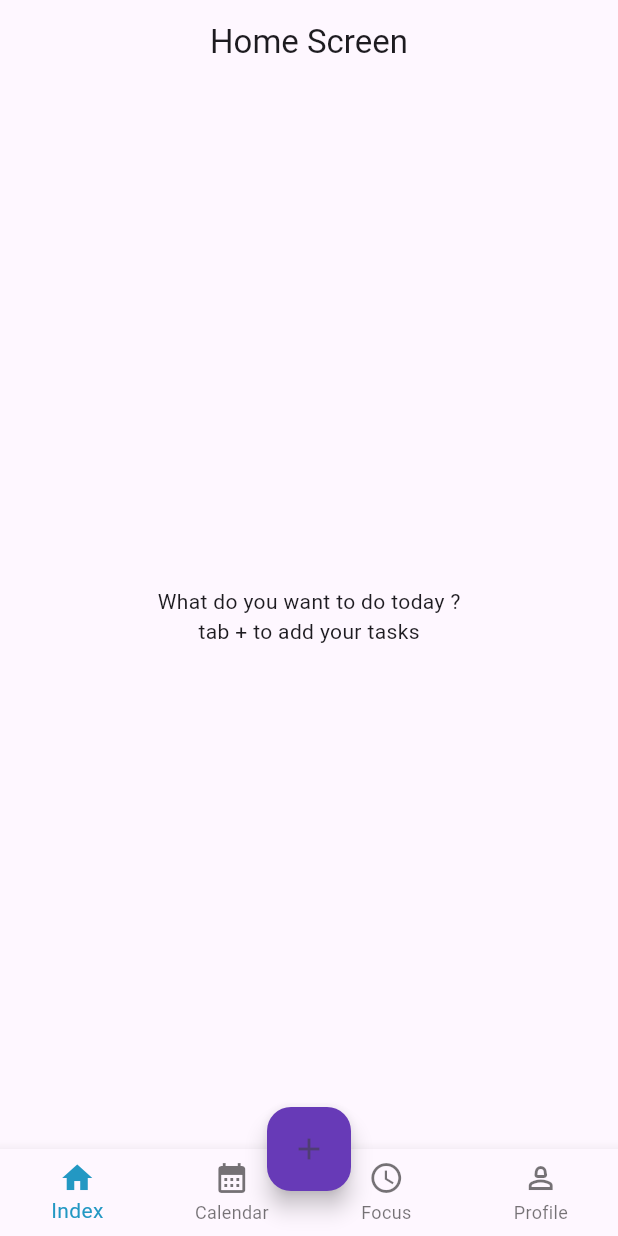
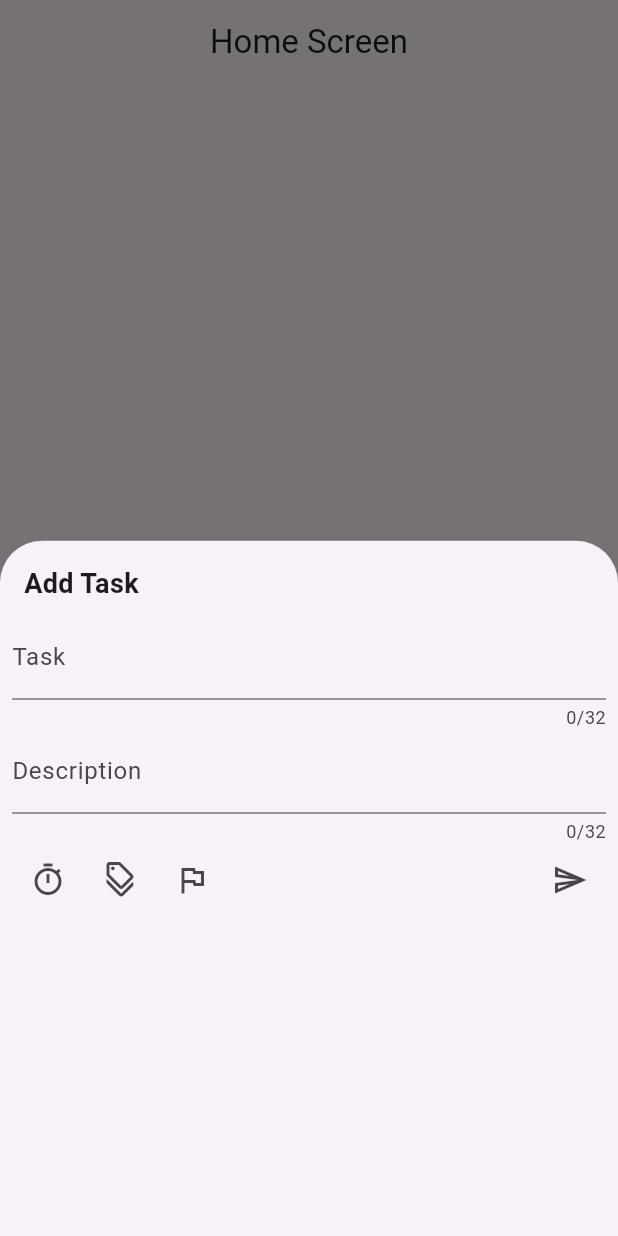
Before and after one commit to Covariancee/todo, a Flutter app: the HomeScreen screen opened directly, after a tap on the "add" icon, on a phone screen of 412 x 824 dp. Run offline on Flutter 3.47's test engine with Material 2 defaults, Android fonts, the phone set to English and light mode, and no system bars; our stand-ins replace cloud_firestore, connectivity_plus, firebase_auth, firebase_core; accounts and stored records are empty; statements that could not run were skipped.

Commit message:
2 commit

```diff
--- /dev/null
+++ b/lib/models/category.dart
@@ -0,0 +1,34 @@
+import 'dart:convert';
+
+class Category {
+  final int id;
+  final String title;
+  final String color;
+  final String icon;
+
+  Category({
+    required this.id,
+    required this.title,
+    required this.color,
+    required this.icon,
+  });
+
+  factory Category.fromRawJson(String str) =>
+      Category.fromJson(json.decode(str));
+
+  String toRawJson() => json.encode(toJson());
+
+  factory Category.fromJson(Map<String, dynamic> json) => Category(
+        id: json["id"],
+        title: json["title"],
+        color: json["color"],
+        icon: json["icon"],
+      );
+
+  Map<String, dynamic> toJson() => {
+        "id": id,
+        "title": title,
+        "color": color,
+        "icon": icon,
+      };
+}
--- /dev/null
+++ b/lib/provider/add_task_controller.dart
@@ -0,0 +1,67 @@
+import 'dart:convert';
+
+import 'package:flutter/material.dart';
+import 'package:flutter/services.dart';
+
+import '../models/category.dart';
+
+class AddTaskProvider extends ChangeNotifier {
+  AddTaskProvider() {
+    init();
+  }
+
+  TextEditingController taskController = TextEditingController();
+  TextEditingController descriptionController = TextEditingController();
+  GlobalKey<FormState> formKeyTask = GlobalKey<FormState>();
+  GlobalKey<FormState> formKeyTime = GlobalKey<FormState>();
+  List<Category> category = [];
+
+  Future<void> init() async {
+    String file = await rootBundle.loadString('assets/json/category.json');
+    List<dynamic> jsonData = jsonDecode(file);
+    category = jsonData
+        .map((e) => Category.fromJson(e as Map<String, dynamic>))
+        .toList();
+    print(category);
+  }
+}
+
+dynamic taskValidator = (value) {
+  if (value == null || value.isEmpty) {
+    return 'cannot be empty';
+  }
+  if (value.length <= 1) {
+    return 'must be longer than 2';
+  }
+  if (value.length >= 17) {
+    return 'too long';
+  }
+  {
+    return null;
+  }
+};
+Future<void> selectDateTime(BuildContext context) async {
+  var selectedDate = await showDatePicker(
+    context: context,
+    initialDate: DateTime.now(),
+    firstDate: DateTime.now(),
+    lastDate: DateTime(DateTime.now().year + 1),
+  );
+
+  if (selectedDate != null) {
+    var selectedTime = await showTimePicker(
+      context: context,
+      initialTime: TimeOfDay.now(),
+    );
+    if (selectedTime != null) {
+      selectedDate = DateTime(
+        selectedDate.year,
+        selectedDate.month,
+        selectedDate.day,
+        selectedTime.hour,
+        selectedTime.minute,
+      );
+      print("Seçilen Tarih ve Saat: $selectedDate");
+    }
+  }
+}
--- a/lib/screens/home_screen.dart
+++ b/lib/screens/home_screen.dart
@@ -1,4 +1,5 @@
 import 'package:flutter/material.dart';
+import 'package:xyz/screens/widgets/add_task.dart';
 import 'package:xyz/screens/widgets/connection_check.dart';
 import 'package:xyz/screens/widgets/custom_bottom_navigation_bar.dart';
 
@@ -31,7 +32,14 @@ class _HomeScreenState extends State<HomeScreen> {
         ),
         floatingActionButtonLocation: FloatingActionButtonLocation.centerDocked,
         floatingActionButton: FloatingActionButton(
-          onPressed: () {},
+          onPressed: () {
+            showModalBottomSheet(
+              context: context,
+              builder: (BuildContext context) {
+                return const AddTask();
+              },
+            );
+          },
           backgroundColor: Colors.deepPurple,
           child: const Icon(Icons.add),
         ),
--- /dev/null
+++ b/lib/screens/widgets/add_task.dart
@@ -0,0 +1,90 @@
+import 'package:flutter/material.dart';
+import 'package:provider/provider.dart';
+import 'package:xyz/provider/add_task_controller.dart';
+import 'package:xyz/screens/widgets/category_picker.dart';
+
+class AddTask extends StatefulWidget {
+  const AddTask({Key? key}) : super(key: key);
+
+  @override
+  State<AddTask> createState() => _AddTaskState();
+}
+
+class _AddTaskState extends State<AddTask> {
+  @override
+  Widget build(BuildContext context) {
+    return Consumer<AddTaskProvider>(builder: (context, provider, child) {
+      return SizedBox(
+        height: double.maxFinite,
+        child: Padding(
+          padding: const EdgeInsets.all(8.0),
+          child: Form(
+            key: provider.formKeyTask,
+            child: Column(
+              crossAxisAlignment: CrossAxisAlignment.start,
+              children: [
+                const Padding(
+                  padding: EdgeInsets.all(8.0),
+                  child: Text(
+                    'Add Task',
+                    style: TextStyle(fontWeight: FontWeight.bold, fontSize: 18),
+                  ),
+                ),
+                TextFormField(
+                    decoration: const InputDecoration(
+                      label: Text('Task'),
+                    ),
+                    validator: taskValidator,
+                    controller: provider.descriptionController,
+                    autovalidateMode: AutovalidateMode.onUserInteraction,
+                    maxLength: 32),
+                TextFormField(
+                    decoration: const InputDecoration(
+                      label: Text('Description'),
+                    ),
+                    validator: taskValidator,
+                    controller: provider.taskController,
+                    autovalidateMode: AutovalidateMode.onUserInteraction,
+                    maxLength: 32),
+                Row(
+                  mainAxisAlignment: MainAxisAlignment.spaceBetween,
+                  children: [
+                    Row(
+                      children: [
+                        IconButton(
+                          onPressed: () async {
+                            selectDateTime(context);
+                          },
+                          icon: const Icon(Icons.timer_outlined),
+                        ),
+                        IconButton(
+                          onPressed: () async {
+                            showDialog(
+                                context: context,
+                                builder: (BuildContext context) {
+                                  return CategoryPicker(
+                                      category: provider.category);
+                                });
+                          },
+                          icon: const Icon(Icons.discount_outlined),
+                        ),
+                        IconButton(
+                          onPressed: () {},
+                          icon: const Icon(Icons.flag_outlined),
+                        ),
+                      ],
+                    ),
+                    IconButton(
+                      onPressed: () {},
+                      icon: const Icon(Icons.send_outlined),
+                    ),
+                  ],
+                )
+              ],
+            ),
+          ),
+        ),
+      );
+    });
+  }
+}
--- a/pubspec.yaml
+++ b/pubspec.yaml
@@ -64,8 +64,8 @@ flutter:
   uses-material-design: true
 
   # To add assets to your application, add an assets section, like this:
-  # assets:
-  #   - images/a_dot_burr.jpeg
+  assets:
+    - assets/json/category.json
   #   - images/a_dot_ham.jpeg
 
   # An image asset can refer to one or more resolution-specific "variants", see
```
Also changed, not shown: assets/json/category.json (added, +56 -0 lines), lib/main.dart (+8 -2 lines), lib/screens/widgets/category_card.dart (added, +30 -0 lines), lib/screens/widgets/category_picker.dart (added, +48 -0 lines), lib/services/services.dart (added).
